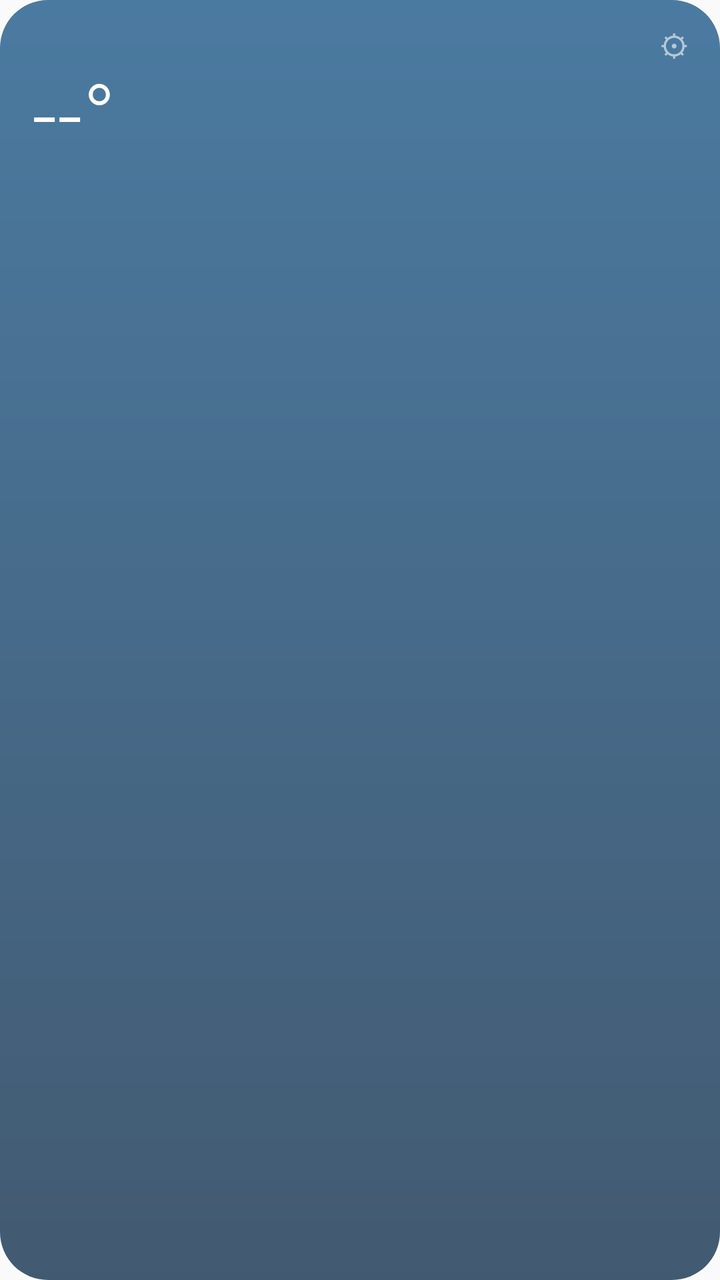
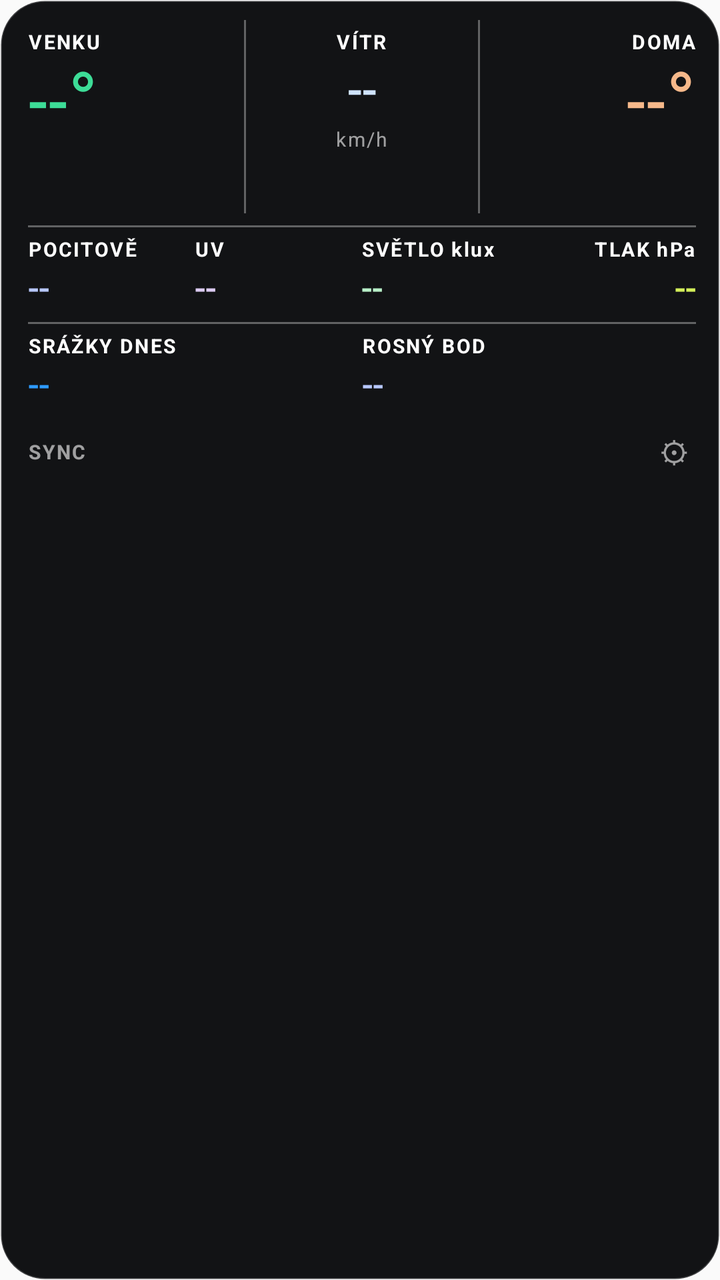

An Android layout rendered at two revisions. The XML below is the earlier revision; the diff shows what the commit changed to produce the second picture.
<!-- AndroidManifest.xml: application theme android:Theme.Material.Light.DarkActionBar -->
<!-- res/layout/widget_full.xml -->
<?xml version="1.0" encoding="utf-8"?>
<LinearLayout xmlns:android="http://schemas.android.com/apk/res/android"
    android:id="@+id/root"
    android:layout_width="match_parent"
    android:layout_height="match_parent"
    android:background="@drawable/widget_bg"
    android:orientation="vertical"
    android:paddingStart="16dp"
    android:paddingTop="12dp"
    android:paddingEnd="12dp"
    android:paddingBottom="12dp">

    
    <LinearLayout
        android:layout_width="match_parent"
        android:layout_height="wrap_content"
        android:gravity="center_vertical"
        android:orientation="horizontal">

        <TextView
            android:id="@+id/label_out"
            android:layout_width="0dp"
            android:layout_height="wrap_content"
            android:layout_weight="1"
            android:textColor="#B3FFFFFF"
            android:textSize="13sp" />

        <TextView
            android:id="@+id/update_badge"
            android:layout_width="wrap_content"
            android:layout_height="wrap_content"
            android:layout_marginEnd="8dp"
            android:background="@drawable/badge_bg"
            android:paddingStart="6dp"
            android:paddingEnd="6dp"
            android:text="⬆ nová verze"
            android:textColor="#FF14324F"
            android:textSize="11sp"
            android:visibility="gone" />

        <TextView
            android:id="@+id/updated"
            android:layout_width="wrap_content"
            android:layout_height="wrap_content"
            android:textColor="#99FFFFFF"
            android:textSize="12sp" />

        <TextView
            android:id="@+id/settings"
            android:layout_width="wrap_content"
            android:layout_height="wrap_content"
            android:paddingStart="10dp"
            android:paddingEnd="4dp"
            android:text="⚙"
            android:textColor="#99FFFFFF"
            android:textSize="15sp" />
    </LinearLayout>

    
    <LinearLayout
        android:layout_width="match_parent"
        android:layout_height="wrap_content"
        android:gravity="center_vertical"
        android:orientation="horizontal">

        <LinearLayout
            android:layout_width="wrap_content"
            android:layout_height="wrap_content"
            android:baselineAligned="true"
            android:orientation="horizontal">

            <TextView
                android:id="@+id/temp_out"
                android:layout_width="wrap_content"
                android:layout_height="wrap_content"
                android:fontFamily="sans-serif-light"
                android:includeFontPadding="false"
                android:text="--°"
                android:textColor="#FFFFFFFF"
                android:textSize="44sp" />

            <TextView
                android:id="@+id/hum_out"
                android:layout_width="wrap_content"
                android:layout_height="wrap_content"
                android:layout_marginStart="8dp"
                android:textColor="#CCFFFFFF"
                android:textSize="18sp" />
        </LinearLayout>

        <LinearLayout
            android:layout_width="0dp"
            android:layout_height="wrap_content"
            android:layout_marginStart="12dp"
            android:layout_weight="1"
            android:gravity="end"
            android:orientation="vertical">

            <TextView
                android:id="@+id/line_in"
                android:layout_width="wrap_content"
                android:layout_height="wrap_content"
                android:gravity="end"
                android:textColor="#FFFFFFFF"
                android:textSize="14sp" />

            <TextView
                android:id="@+id/line_sensors"
                android:layout_width="wrap_content"
                android:layout_height="wrap_content"
                android:gravity="end"
                android:textColor="#FFFFFFFF"
                android:textSize="14sp"
                android:visibility="gone" />
        </LinearLayout>
    </LinearLayout>

    <TextView
        android:id="@+id/line_wind"
        style="@style/WidgetLine"
        android:layout_marginTop="6dp" />

    <TextView
        android:id="@+id/line_rain"
        style="@style/WidgetLine" />

    <TextView
        android:id="@+id/line_extra"
        style="@style/WidgetLine"
        android:textColor="#B3FFFFFF" />

    
    <LinearLayout
        android:id="@+id/forecast_section"
        android:layout_width="match_parent"
        android:layout_height="0dp"
        android:layout_weight="1"
        android:gravity="bottom"
        android:orientation="vertical"
        android:visibility="gone">

        <TextView
            android:layout_width="match_parent"
            android:layout_height="1dp"
            android:layout_marginTop="10dp"
            android:background="#33FFFFFF" />

        <TextView
            android:id="@+id/forecast_title"
            android:layout_width="match_parent"
            android:layout_height="wrap_content"
            android:layout_marginTop="6dp"
            android:maxLines="1"
            android:ellipsize="end"
            android:textColor="#99FFFFFF"
            android:textSize="11sp" />

        <LinearLayout
            android:id="@+id/forecast_row"
            android:layout_width="match_parent"
            android:layout_height="wrap_content"
            android:layout_marginTop="4dp"
            android:orientation="horizontal" />
    </LinearLayout>
</LinearLayout>
<!-- resources referenced by this layout -->
<resources>
  <!-- drawable badge_bg (drawable) -->
  <?xml version="1.0" encoding="utf-8"?>
  <shape xmlns:android="http://schemas.android.com/apk/res/android" android:shape="rectangle">
      <corners android:radius="8dp" />
      <solid android:color="#FFFFD54F" />
  </shape>
  <!-- drawable widget_bg (drawable) -->
  <?xml version="1.0" encoding="utf-8"?>
  <shape xmlns:android="http://schemas.android.com/apk/res/android" android:shape="rectangle">
      <corners android:radius="24dp" />
      <gradient
          android:angle="270"
          android:endColor="#CC14324F"
          android:startColor="#CC1F5A8A" />
  </shape>
  <style name="WidgetLine">
          <item name="android:layout_width">match_parent</item>
          <item name="android:layout_height">wrap_content</item>
          <item name="android:maxLines">1</item>
          <item name="android:ellipsize">end</item>
          <item name="android:textColor">#E6FFFFFF</item>
          <item name="android:textSize">13sp</item>
          <item name="android:visibility">gone</item>
      </style>
</resources>

<!-- the commit's change to res/layout/widget_full.xml (unified diff, before → after) -->
@@ -5,24 +5,239 @@
     android:layout_height="match_parent"
     android:background="@drawable/widget_bg"
     android:orientation="vertical"
-    android:paddingStart="16dp"
-    android:paddingTop="12dp"
+    android:paddingStart="14dp"
+    android:paddingTop="10dp"
     android:paddingEnd="12dp"
-    android:paddingBottom="12dp">
-
-    
-    <LinearLayout
-        android:layout_width="match_parent"
-        android:layout_height="wrap_content"
+    android:paddingBottom="10dp">
+
+    
+    <LinearLayout
+        android:layout_width="match_parent"
+        android:layout_height="wrap_content"
+        android:orientation="horizontal">
+
+        <LinearLayout style="@style/LcdCell">
+            <TextView
+                android:id="@+id/label_out"
+                style="@style/LcdLabel"
+                android:text="VENKU" />
+            <TextView
+                android:id="@+id/temp_out"
+                style="@style/LcdBig"
+                android:text="--°"
+                android:textColor="@color/lcd_out" />
+            <TextView
+                android:id="@+id/hum_out"
+                style="@style/LcdValue"
+                android:textColor="@color/lcd_out"
+                android:textSize="24sp" />
+        </LinearLayout>
+
+        <TextView style="@style/LcdVLine" />
+
+        <LinearLayout
+            style="@style/LcdCell"
+            android:gravity="center_horizontal">
+            <TextView
+                style="@style/LcdLabel"
+                android:text="VÍTR" />
+            <TextView
+                android:id="@+id/wind_speed"
+                style="@style/LcdValue"
+                android:text="--"
+                android:textColor="@color/lcd_wind"
+                android:textSize="30sp" />
+            <TextView
+                android:id="@+id/wind_info"
+                style="@style/LcdLabel"
+                android:textColor="@color/lcd_dim"
+                android:textStyle="normal"
+                android:text="km/h" />
+            <TextView
+                android:id="@+id/wind_dir"
+                style="@style/LcdValue"
+                android:layout_marginTop="2dp"
+                android:textColor="@color/lcd_dir"
+                android:textSize="20sp"
+                android:visibility="gone" />
+        </LinearLayout>
+
+        <TextView style="@style/LcdVLine" />
+
+        <LinearLayout
+            style="@style/LcdCell"
+            android:gravity="end">
+            <TextView
+                android:id="@+id/label_in"
+                style="@style/LcdLabel"
+                android:text="DOMA" />
+            <TextView
+                android:id="@+id/temp_in"
+                style="@style/LcdBig"
+                android:text="--°"
+                android:textColor="@color/lcd_in" />
+            <TextView
+                android:id="@+id/hum_in"
+                style="@style/LcdValue"
+                android:textColor="@color/lcd_in"
+                android:textSize="24sp" />
+        </LinearLayout>
+    </LinearLayout>
+
+    <TextView
+        style="@style/LcdHLine"
+        android:layout_marginTop="6dp" />
+
+    
+    <LinearLayout
+        android:id="@+id/row2"
+        android:layout_width="match_parent"
+        android:layout_height="wrap_content"
+        android:orientation="horizontal">
+
+        <LinearLayout style="@style/LcdCell">
+            <TextView style="@style/LcdLabel" android:text="POCITOVĚ" />
+            <TextView
+                android:id="@+id/feels"
+                style="@style/LcdValue"
+                android:text="--"
+                android:textColor="@color/lcd_feels" />
+        </LinearLayout>
+
+        <LinearLayout style="@style/LcdCell">
+            <TextView style="@style/LcdLabel" android:text="UV" />
+            <TextView
+                android:id="@+id/uv"
+                style="@style/LcdValue"
+                android:text="--"
+                android:textColor="@color/lcd_uv" />
+        </LinearLayout>
+
+        <LinearLayout style="@style/LcdCell">
+            <TextView style="@style/LcdLabel" android:text="SVĚTLO klux" />
+            <TextView
+                android:id="@+id/light"
+                style="@style/LcdValue"
+                android:text="--"
+                android:textColor="@color/lcd_light" />
+        </LinearLayout>
+
+        <LinearLayout
+            style="@style/LcdCell"
+            android:gravity="end">
+            <TextView style="@style/LcdLabel" android:text="TLAK hPa" />
+            <TextView
+                android:id="@+id/pressure"
+                style="@style/LcdValue"
+                android:text="--"
+                android:textColor="@color/lcd_baro" />
+        </LinearLayout>
+    </LinearLayout>
+
+    <TextView style="@style/LcdHLine" />
+
+    
+    <LinearLayout
+        android:id="@+id/row3"
+        android:layout_width="match_parent"
+        android:layout_height="wrap_content"
+        android:orientation="horizontal">
+
+        <LinearLayout style="@style/LcdCell">
+            <TextView style="@style/LcdLabel" android:text="SRÁŽKY DNES" />
+            <TextView
+                android:id="@+id/rain"
+                style="@style/LcdValue"
+                android:text="--"
+                android:textColor="@color/lcd_rain" />
+            <TextView
+                android:id="@+id/rain_rate"
+                style="@style/LcdLabel"
+                android:textColor="@color/lcd_rain"
+                android:textStyle="normal"
+                android:visibility="gone" />
+        </LinearLayout>
+
+        <LinearLayout style="@style/LcdCell">
+            <TextView style="@style/LcdLabel" android:text="ROSNÝ BOD" />
+            <TextView
+                android:id="@+id/dew"
+                style="@style/LcdValue"
+                android:text="--"
+                android:textColor="@color/lcd_feels" />
+        </LinearLayout>
+
+        <LinearLayout
+            android:id="@+id/sensors_cell"
+            style="@style/LcdCell"
+            android:layout_weight="2"
+            android:gravity="end"
+            android:visibility="gone">
+            <TextView
+                android:id="@+id/sensors_label"
+                style="@style/LcdLabel"
+                android:text="ČIDLA" />
+            <TextView
+                android:id="@+id/sensors"
+                android:layout_width="wrap_content"
+                android:layout_height="wrap_content"
+                android:fontFamily="sans-serif-condensed"
+                android:gravity="end"
+                android:textColor="@color/lcd_sensor"
+                android:textSize="15sp" />
+        </LinearLayout>
+    </LinearLayout>
+
+    
+    <LinearLayout
+        android:id="@+id/forecast_section"
+        android:layout_width="match_parent"
+        android:layout_height="0dp"
+        android:layout_weight="1"
+        android:gravity="bottom"
+        android:orientation="vertical"
+        android:visibility="gone">
+
+        <TextView style="@style/LcdHLine" />
+
+        <TextView
+            android:id="@+id/forecast_title"
+            style="@style/LcdLabel"
+            android:layout_width="match_parent"
+            android:layout_marginTop="5dp"
+            android:ellipsize="end"
+            android:textColor="@color/lcd_baro" />
+
+        <LinearLayout
+            android:id="@+id/forecast_row"
+            android:layout_width="match_parent"
+            android:layout_height="wrap_content"
+            android:layout_marginTop="4dp"
+            android:orientation="horizontal" />
+    </LinearLayout>
+
+    
+    <LinearLayout
+        android:layout_width="match_parent"
+        android:layout_height="wrap_content"
+        android:layout_marginTop="6dp"
         android:gravity="center_vertical"
         android:orientation="horizontal">
 
         <TextView
-            android:id="@+id/label_out"
+            style="@style/LcdLabel"
+            android:text="SYNC "
+            android:textColor="@color/lcd_dim" />
+
+        <TextView
+            android:id="@+id/updated"
             android:layout_width="0dp"
             android:layout_height="wrap_content"
             android:layout_weight="1"
-            android:textColor="#B3FFFFFF"
+            android:fontFamily="sans-serif-condensed"
+            android:maxLines="1"
+            android:ellipsize="end"
+            android:textColor="@color/lcd_wind"
             android:textSize="13sp" />
 
         <TextView
@@ -34,16 +249,9 @@
             android:paddingStart="6dp"
             android:paddingEnd="6dp"
             android:text="⬆ nová verze"
-            android:textColor="#FF14324F"
+            android:textColor="#FF060709"
             android:textSize="11sp"
             android:visibility="gone" />
-
-        <TextView
-            android:id="@+id/updated"
-            android:layout_width="wrap_content"
-            android:layout_height="wrap_content"
-            android:textColor="#99FFFFFF"
-            android:textSize="12sp" />
 
         <TextView
             android:id="@+id/settings"
@@ -52,114 +260,7 @@
             android:paddingStart="10dp"
             android:paddingEnd="4dp"
             android:text="⚙"
-            android:textColor="#99FFFFFF"
+            android:textColor="@color/lcd_dim"
             android:textSize="15sp" />
     </LinearLayout>
-
-    
-    <LinearLayout
-        android:layout_width="match_parent"
-        android:layout_height="wrap_content"
-        android:gravity="center_vertical"
-        android:orientation="horizontal">
-
-        <LinearLayout
-            android:layout_width="wrap_content"
-            android:layout_height="wrap_content"
-            android:baselineAligned="true"
-            android:orientation="horizontal">
-
-            <TextView
-                android:id="@+id/temp_out"
-                android:layout_width="wrap_content"
-                android:layout_height="wrap_content"
-                android:fontFamily="sans-serif-light"
-                android:includeFontPadding="false"
-                android:text="--°"
-                android:textColor="#FFFFFFFF"
-                android:textSize="44sp" />
-
-            <TextView
-                android:id="@+id/hum_out"
-                android:layout_width="wrap_content"
-                android:layout_height="wrap_content"
-                android:layout_marginStart="8dp"
-                android:textColor="#CCFFFFFF"
-                android:textSize="18sp" />
-        </LinearLayout>
-
-        <LinearLayout
-            android:layout_width="0dp"
-            android:layout_height="wrap_content"
-            android:layout_marginStart="12dp"
-            android:layout_weight="1"
-            android:gravity="end"
-            android:orientation="vertical">
-
-            <TextView
-                android:id="@+id/line_in"
-                android:layout_width="wrap_content"
-                android:layout_height="wrap_content"
-                android:gravity="end"
-                android:textColor="#FFFFFFFF"
-                android:textSize="14sp" />
-
-            <TextView
-                android:id="@+id/line_sensors"
-                android:layout_width="wrap_content"
-                android:layout_height="wrap_content"
-                android:gravity="end"
-                android:textColor="#FFFFFFFF"
-                android:textSize="14sp"
-                android:visibility="gone" />
-        </LinearLayout>
-    </LinearLayout>
-
-    <TextView
-        android:id="@+id/line_wind"
-        style="@style/WidgetLine"
-        android:layout_marginTop="6dp" />
-
-    <TextView
-        android:id="@+id/line_rain"
-        style="@style/WidgetLine" />
-
-    <TextView
-        android:id="@+id/line_extra"
-        style="@style/WidgetLine"
-        android:textColor="#B3FFFFFF" />
-
-    
-    <LinearLayout
-        android:id="@+id/forecast_section"
-        android:layout_width="match_parent"
-        android:layout_height="0dp"
-        android:layout_weight="1"
-        android:gravity="bottom"
-        android:orientation="vertical"
-        android:visibility="gone">
-
-        <TextView
-            android:layout_width="match_parent"
-            android:layout_height="1dp"
-            android:layout_marginTop="10dp"
-            android:background="#33FFFFFF" />
-
-        <TextView
-            android:id="@+id/forecast_title"
-            android:layout_width="match_parent"
-            android:layout_height="wrap_content"
-            android:layout_marginTop="6dp"
-            android:maxLines="1"
-            android:ellipsize="end"
-            android:textColor="#99FFFFFF"
-            android:textSize="11sp" />
-
-        <LinearLayout
-            android:id="@+id/forecast_row"
-            android:layout_width="match_parent"
-            android:layout_height="wrap_content"
-            android:layout_marginTop="4dp"
-            android:orientation="horizontal" />
-    </LinearLayout>
 </LinearLayout>
<!-- resource entries referenced after the edit -->
@@ -1,5 +1,16 @@
 <!-- resources referenced by this layout -->
 <resources>
+  <color name="lcd_baro">#FFD4F05A</color>
+  <color name="lcd_dim">#99FFFFFF</color>
+  <color name="lcd_dir">#FFFF6B6B</color>
+  <color name="lcd_feels">#FFB8C8FF</color>
+  <color name="lcd_in">#FFF5B88A</color>
+  <color name="lcd_light">#FFB8F0C8</color>
+  <color name="lcd_out">#FF3DDC97</color>
+  <color name="lcd_rain">#FF2E9BFF</color>
+  <color name="lcd_sensor">#FF5FD3C8</color>
+  <color name="lcd_uv">#FFDCCBF2</color>
+  <color name="lcd_wind">#FFCFE3FF</color>
   <!-- drawable badge_bg (drawable) -->
   <?xml version="1.0" encoding="utf-8"?>
   <shape xmlns:android="http://schemas.android.com/apk/res/android" android:shape="rectangle">
@@ -9,20 +20,53 @@
   <!-- drawable widget_bg (drawable) -->
   <?xml version="1.0" encoding="utf-8"?>
   <shape xmlns:android="http://schemas.android.com/apk/res/android" android:shape="rectangle">
-      <corners android:radius="24dp" />
-      <gradient
-          android:angle="270"
-          android:endColor="#CC14324F"
-          android:startColor="#CC1F5A8A" />
+      <corners android:radius="22dp" />
+      <solid android:color="#F2060709" />
+      <stroke
+          android:width="1dp"
+          android:color="#33FFFFFF" />
   </shape>
-  <style name="WidgetLine">
+  <style name="LcdBig" parent="LcdValue">
+          <item name="android:textSize">40sp</item>
+      </style>
+  <style name="LcdCell">
+          <item name="android:layout_width">0dp</item>
+          <item name="android:layout_height">wrap_content</item>
+          <item name="android:layout_weight">1</item>
+          <item name="android:orientation">vertical</item>
+          <item name="android:paddingTop">4dp</item>
+          <item name="android:paddingBottom">4dp</item>
+      </style>
+  <style name="LcdHLine">
           <item name="android:layout_width">match_parent</item>
+          <item name="android:layout_height">1dp</item>
+          <item name="android:background">@color/lcd_line</item>
+      </style>
+  <style name="LcdLabel">
+          <item name="android:layout_width">wrap_content</item>
           <item name="android:layout_height">wrap_content</item>
+          <item name="android:textColor">@color/lcd_label</item>
+          <item name="android:textSize">10sp</item>
+          <item name="android:textStyle">bold</item>
+          <item name="android:letterSpacing">0.08</item>
           <item name="android:maxLines">1</item>
-          <item name="android:ellipsize">end</item>
-          <item name="android:textColor">#E6FFFFFF</item>
-          <item name="android:textSize">13sp</item>
-          <item name="android:visibility">gone</item>
       </style>
+  <style name="LcdVLine">
+          <item name="android:layout_width">1dp</item>
+          <item name="android:layout_height">match_parent</item>
+          <item name="android:layout_marginStart">8dp</item>
+          <item name="android:layout_marginEnd">8dp</item>
+          <item name="android:background">@color/lcd_line</item>
+      </style>
+  <style name="LcdValue">
+          <item name="android:layout_width">wrap_content</item>
+          <item name="android:layout_height">wrap_content</item>
+          <item name="android:fontFamily">sans-serif-condensed</item>
+          <item name="android:includeFontPadding">false</item>
+          <item name="android:textSize">22sp</item>
+          <item name="android:maxLines">1</item>
+      </style>
+  <color name="lcd_line">#55FFFFFF</color>
+  <color name="lcd_label">#FFFFFFFF</color>
 </resources>
 
